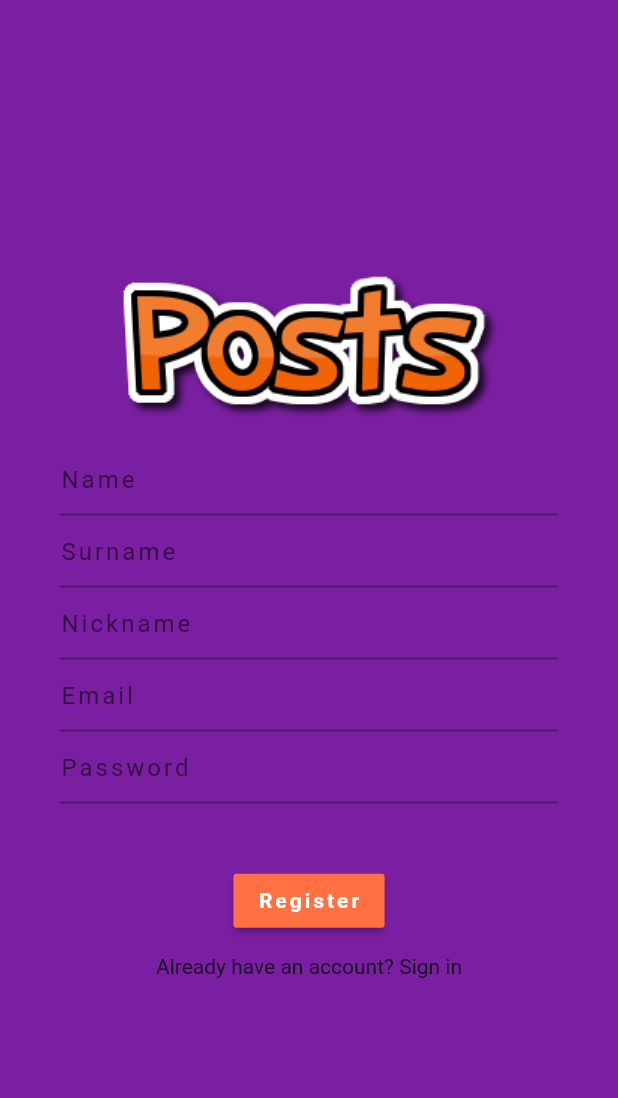
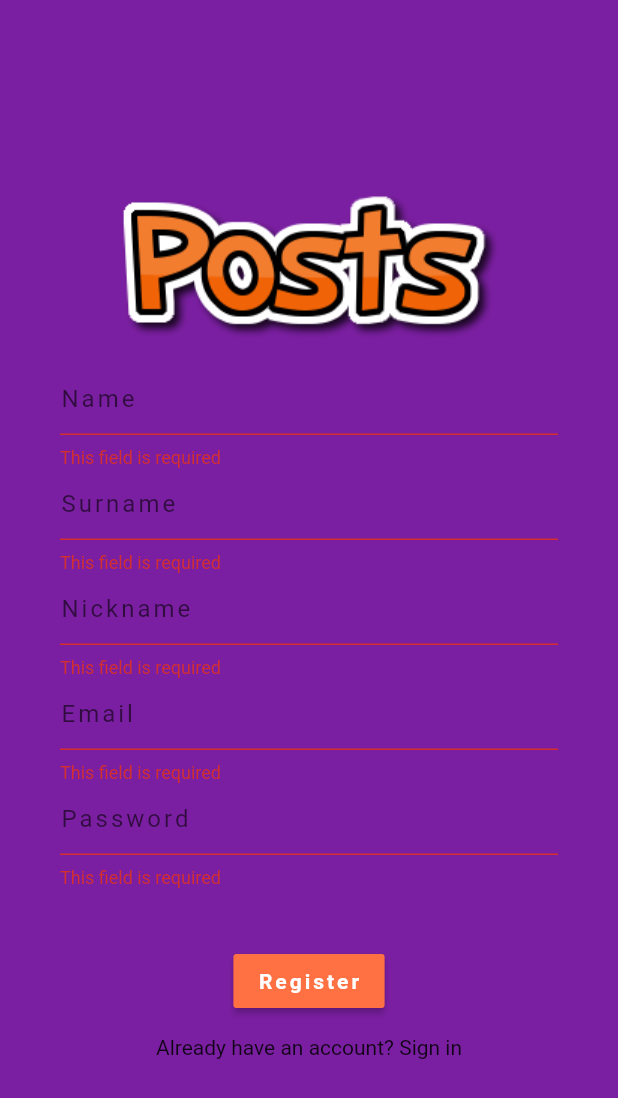
Before and after one commit to nihadhr/Posts, a Flutter app: the Register screen opened by its route, after a tap on "Register", on a phone screen of 412 x 824 dp. Shown: the top 1098 px of the screen. Run offline on Flutter 3.47's test engine with Material 2 defaults, Android fonts, the phone set to English and light mode, and no system bars; our stand-ins replace cloud_firestore, firebase_auth; accounts and stored records are empty.

Commit message:
Loading spinkit added, form validation and auth errors shown.

```diff
--- a/lib/register.dart
+++ b/lib/register.dart
@@ -1,5 +1,6 @@
 import 'package:firebase_auth/firebase_auth.dart';
 import 'package:flutter/material.dart';
+import 'package:posts/loading.dart';
 import 'package:posts/services/auth.dart';
 import 'package:provider/provider.dart';
 
@@ -11,23 +12,25 @@ class Register extends StatefulWidget {
 }
 
 class _RegisterState extends State<Register> {
+  final _formKey=new GlobalKey<FormState>();
   final _authService=new AuthService();
   String name;
   String surname;
   String nickname;
   String email;
   String pass;
-  String err='';
-
+  String error='';
+  bool loading=false;
   @override
   Widget build(BuildContext context) {
-   return Scaffold(
+   return loading?Loading():Scaffold(
       backgroundColor: Colors.purple[700],
 
       body: Container(
 
         padding: EdgeInsets.all(40),
         child: Form(
+          key: _formKey,
           child: Column(
             mainAxisAlignment: MainAxisAlignment.center,
             children:<Widget>[
@@ -39,6 +42,7 @@ class _RegisterState extends State<Register> {
                 children: <Widget>[
 
                   TextFormField(
+                    validator: (val) => val.isEmpty ? 'This field is required' : null,
                     autocorrect: false,
                     decoration: InputDecoration(hintText: 'Name',
                         focusedBorder:UnderlineInputBorder(borderSide:BorderSide(color: Colors.orange,width:3))   ) ,
@@ -48,6 +52,7 @@ class _RegisterState extends State<Register> {
                     cursorColor: Colors.white,style: TextStyle(color: Colors.white,letterSpacing: 2),keyboardType:TextInputType.emailAddress,
                   ),
                   TextFormField(
+                    validator: (val) => val.isEmpty ? 'This field is required' : null,
                     autocorrect: false,
                     decoration: InputDecoration(hintText: 'Surname',
                         focusedBorder:UnderlineInputBorder(borderSide:BorderSide(color: Colors.orange,width:3))   ) ,
@@ -57,6 +62,7 @@ class _RegisterState extends State<Register> {
                     cursorColor: Colors.white,style: TextStyle(color: Colors.white,letterSpacing: 2),keyboardType:TextInputType.emailAddress,
                   ),
                   TextFormField(
+                    validator: (val) => val.isEmpty ? 'This field is required' : null,
                     autocorrect: false,
                     decoration: InputDecoration(hintText: 'Nickname',
                         focusedBorder:UnderlineInputBorder(borderSide:BorderSide(color: Colors.orange,width:3))   ) ,
@@ -66,6 +72,7 @@ class _RegisterState extends State<Register> {
                     cursorColor: Colors.white,style: TextStyle(color: Colors.white,letterSpacing: 2),keyboardType:TextInputType.emailAddress,
                   ),
                   TextFormField(
+                    validator: (val) => val.isEmpty ? 'This field is required' : null,
                     autocorrect: false,
                     decoration: InputDecoration(hintText: 'Email',
                         focusedBorder:UnderlineInputBorder(borderSide:BorderSide(color: Colors.orange,width:3))   ) ,
@@ -75,6 +82,7 @@ class _RegisterState extends State<Register> {
                     cursorColor: Colors.white,style: TextStyle(color: Colors.white,letterSpacing: 2),keyboardType:TextInputType.emailAddress,
                   ),
                   TextFormField(autocorrect: false,
+                      validator: (val) => val.isEmpty ? 'This field is required' : null,
                       decoration: InputDecoration(hintText: 'Password',
                           focusedBorder:UnderlineInputBorder(borderSide:BorderSide(color: Colors.orange,width:3))   ) ,
                       onChanged:(value){ setState(() {
@@ -82,20 +90,29 @@ class _RegisterState extends State<Register> {
                       }); },
                       obscureText: true,cursorColor: Colors.white,style: TextStyle(color: Colors.white,letterSpacing: 2)
                   ),
-                  SizedBox(height: 20.0),
-                  Text(err,style: TextStyle(color: Colors.white),),
-                  SizedBox(height: 5.0),
+                  SizedBox(height: 10.0),
+                  Text(error,style: TextStyle(color: Colors.white),),
+                  SizedBox(height: 12.0),
                   RaisedButton(
                     splashColor: Colors.white,
                     color: Colors.deepOrange[400],
                     child: Text('Register',style: TextStyle(color: Colors.white, letterSpacing: 2,fontWeight: FontWeight.bold)),
-                    onPressed: ()async{
-                       var res= _authService.registerEmailPassword(this.email, this.pass, this.name, this.surname, this.nickname);
-                       if(res == null){
+                    onPressed: ()async {
+                      if (_formKey.currentState.validate()) {
+                        setState(() {
+                          loading = true;
+                        });
+                        dynamic res = await _authService.registerEmailPassword(
+                            this.email, this.pass, this.name, this.surname, this
+                            .nickname);
+                        if (res.runtimeType == String) {
                           setState(() {
-                              err='Email is already used';
+                            loading = false;
+                            error = res;
                           });
                         }
+                      }
+                      else{ setState(() {error='';});   }
                     },
                   ),
                   SizedBox(height: 12.0),
--- a/pubspec.yaml
+++ b/pubspec.yaml
@@ -25,6 +25,7 @@ dependencies:
     sdk: flutter
   cloud_firestore: ^0.12.6
   firebase_auth: 0.16.1
+  flutter_spinkit: ^4.1.2
   provider: ^4.3.2+2
 
   # The following adds the Cupertino Icons font to your application.
```
Also changed, not shown: lib/services/auth.dart (+5 -3 lines), lib/sign.dart (+25 -4 lines), pubspec.lock.
